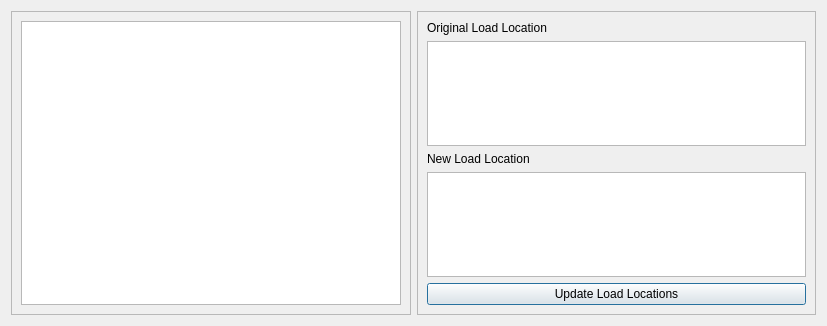
Old version of the form MemoryPINGui/PyMemPin/QtGuis/library_alter_gui.ui in the repository stkerr/MemoryPIN.
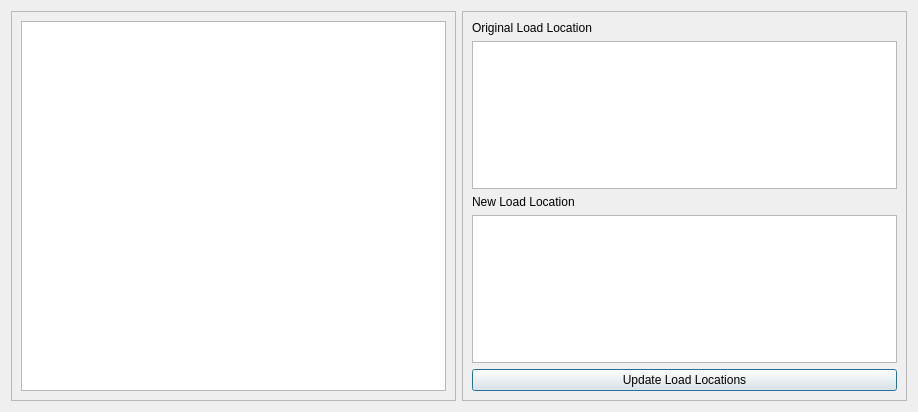
New version of the form.

Diff of the .ui file:
```diff
--- a/MemoryPINGui/PyMemPin/QtGuis/library_alter_gui.ui
+++ b/MemoryPINGui/PyMemPin/QtGuis/library_alter_gui.ui
@@ -6,8 +6,8 @@
    <rect>
     <x>0</x>
     <y>0</y>
-    <width>827</width>
-    <height>326</height>
+    <width>918</width>
+    <height>412</height>
    </rect>
   </property>
   <property name="windowTitle">
```
